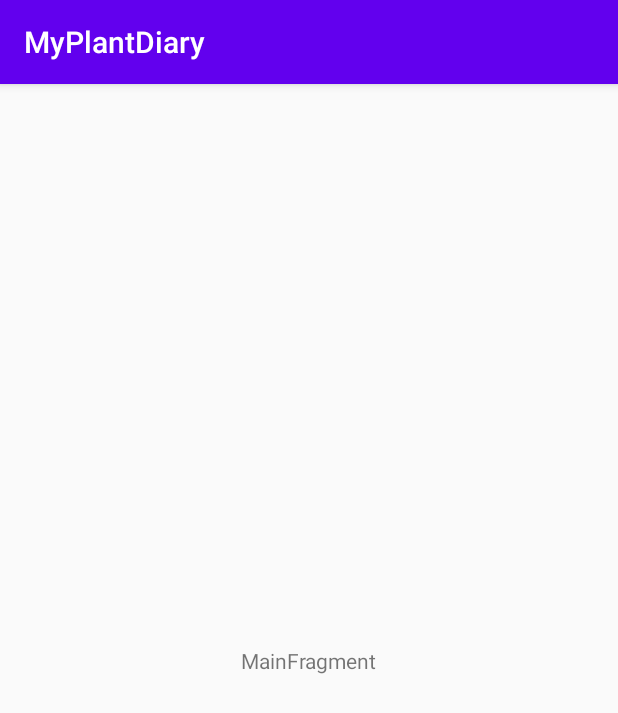
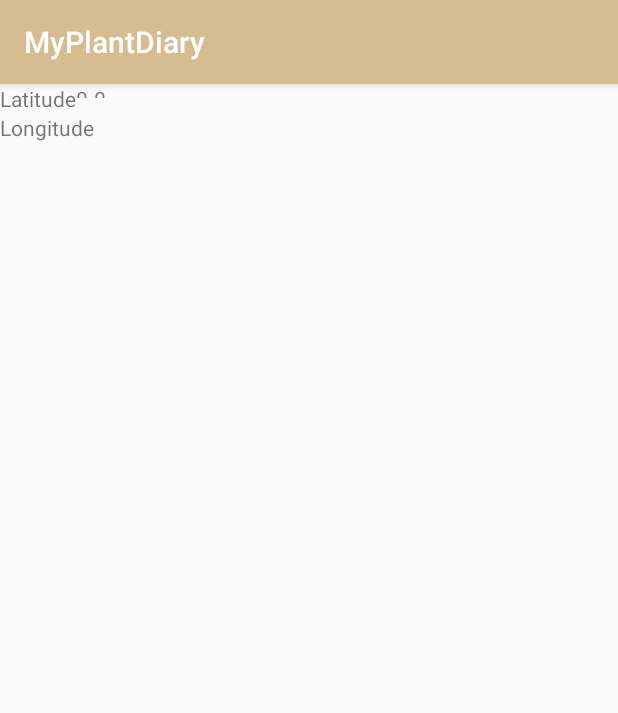
Before and after one commit to vikramred/MyPlantDiary, an Android app: the screen it shows after launch (MainActivity), on a phone screen of 412 x 824 dp. Shown: the top 713 px of the screen. Run offline under Robolectric (Android 15) with nearby library versions, the phone set to English and light mode, and no system bars.

Commit message:
Layout and Color theme.

```diff
--- a/app/src/main/res/layout/main_fragment.xml
+++ b/app/src/main/res/layout/main_fragment.xml
@@ -8,13 +8,27 @@
     tools:context=".ui.main.MainFragment">
 
     <TextView
-        android:id="@+id/message"
+        android:id="@+id/lblLatitude"
         android:layout_width="wrap_content"
         android:layout_height="wrap_content"
-        android:text="MainFragment"
-        app:layout_constraintBottom_toBottomOf="parent"
-        app:layout_constraintEnd_toEndOf="parent"
+        android:text="@string/latitude"
         app:layout_constraintStart_toStartOf="parent"
         app:layout_constraintTop_toTopOf="parent" />
 
+    <TextView
+        android:id="@+id/lblLongitude"
+        android:layout_width="wrap_content"
+        android:layout_height="wrap_content"
+        android:text="@string/longitude"
+        app:layout_constraintStart_toStartOf="parent"
+        app:layout_constraintTop_toBottomOf="@id/lblLatitude" />
+
+    <TextView
+        android:id="@+id/lblLatitudeValue"
+        android:layout_width="24dp"
+        android:layout_height="9dp"
+        android:text="@string/zeropointzero"
+        app:layout_constraintStart_toEndOf="@+id/lblLatitude"
+        app:layout_constraintTop_toTopOf="parent" />
+
 </androidx.constraintlayout.widget.ConstraintLayout>
--- a/app/src/main/res/values/colors.xml
+++ b/app/src/main/res/values/colors.xml
@@ -1,6 +1,6 @@
 <?xml version="1.0" encoding="utf-8"?>
 <resources>
-    <color name="colorPrimary">#6200EE</color>
-    <color name="colorPrimaryDark">#3700B3</color>
-    <color name="colorAccent">#03DAC5</color>
+    <color name="colorPrimary">#d6bd91</color>
+    <color name="colorPrimaryDark">#f2c063</color>
+    <color name="colorAccent">#13654a</color>
 </resources>
--- a/app/src/main/res/values/strings.xml
+++ b/app/src/main/res/values/strings.xml
@@ -1,3 +1,6 @@
 <resources>
     <string name="app_name">MyPlantDiary</string>
+    <string name="latitude">Latitude</string>
+    <string name="longitude">Longitude</string>
+    <string name="zeropointzero">0.0</string>
 </resources>
```
